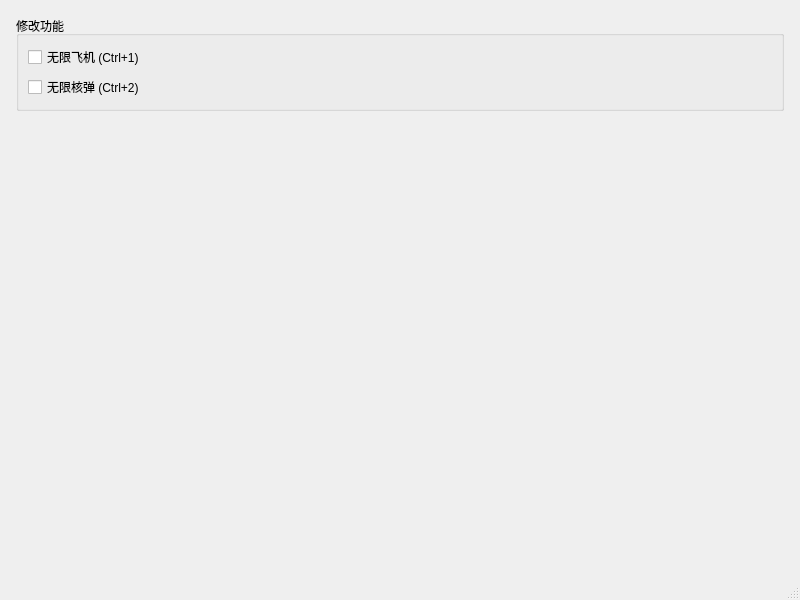
Old version of the form mainwindow.ui in the repository kyarurat/demon-star-trainer.
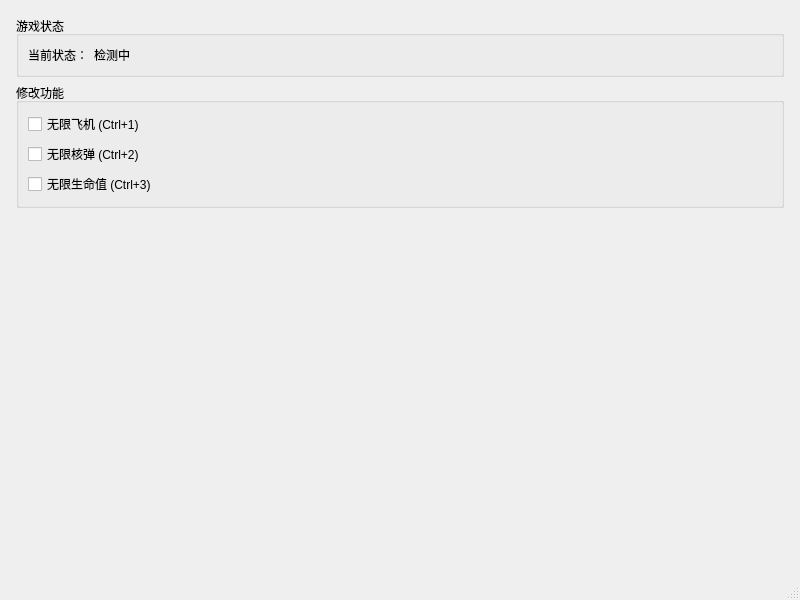
New version of the form.

Commit message: 添加游戏状态检测和无限生命值修改项

```diff
--- a/mainwindow.ui
+++ b/mainwindow.ui
@@ -27,6 +27,42 @@
     <property name="bottomMargin">
      <number>16</number>
     </property>
+    <item>
+     <widget class="QGroupBox" name="gameStatusGroupBox">
+      <property name="title">
+       <string>游戏状态</string>
+      </property>
+      <layout class="QHBoxLayout" name="gameStatusLayout">
+       <item>
+        <widget class="QLabel" name="gameStatusTitleLabel">
+         <property name="text">
+          <string>当前状态：</string>
+         </property>
+        </widget>
+       </item>
+       <item>
+        <widget class="QLabel" name="gameStatusValueLabel">
+         <property name="text">
+          <string>检测中</string>
+         </property>
+        </widget>
+       </item>
+       <item>
+        <spacer name="horizontalSpacer">
+         <property name="orientation">
+          <enum>Qt::Orientation::Horizontal</enum>
+         </property>
+         <property name="sizeHint" stdset="0">
+          <size>
+           <width>40</width>
+           <height>20</height>
+          </size>
+         </property>
+        </spacer>
+       </item>
+      </layout>
+     </widget>
+    </item>
     <item>
      <widget class="QGroupBox" name="cheatsGroupBox">
       <property name="title">
@@ -47,6 +83,13 @@
          </property>
         </widget>
        </item>
+       <item>
+        <widget class="QCheckBox" name="infiniteHealthCheckBox">
+         <property name="text">
+          <string>无限生命值 (Ctrl+3)</string>
+         </property>
+        </widget>
+       </item>
       </layout>
      </widget>
     </item>
```
The commit also changes 3 other files.
